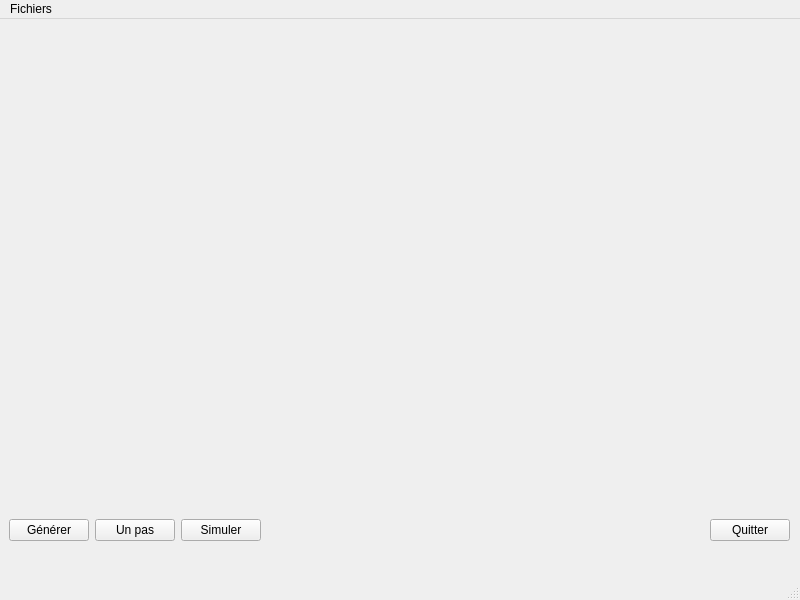
Above: interface.ui from QuentinVintras/ANT_Project before the change. Below: the same form after it.
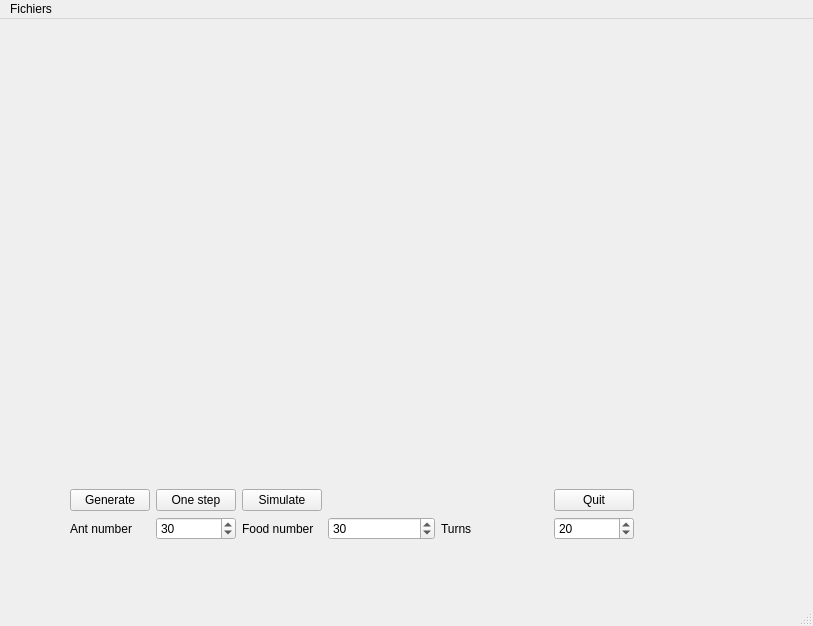
That is the form after the change.

What changed in the file:
```diff
--- a/interface.ui
+++ b/interface.ui
@@ -6,8 +6,8 @@
    <rect>
     <x>0</x>
     <y>0</y>
-    <width>800</width>
-    <height>600</height>
+    <width>813</width>
+    <height>626</height>
    </rect>
   </property>
   <property name="windowTitle">
@@ -27,17 +27,38 @@
    <widget class="QWidget" name="layoutWidget">
     <property name="geometry">
      <rect>
-      <x>9</x>
-      <y>500</y>
-      <width>781</width>
-      <height>29</height>
+      <x>70</x>
+      <y>470</y>
+      <width>564</width>
+      <height>101</height>
      </rect>
     </property>
-    <layout class="QHBoxLayout" name="horizontalLayout">
+    <layout class="QGridLayout" name="gridLayout">
      <property name="sizeConstraint">
       <enum>QLayout::SetMinAndMaxSize</enum>
      </property>
-     <item>
+     <item row="0" column="2">
+      <widget class="QPushButton" name="bouton_sim">
+       <property name="text">
+        <string>Simulate</string>
+       </property>
+      </widget>
+     </item>
+     <item row="1" column="0">
+      <widget class="QLabel" name="label">
+       <property name="text">
+        <string>Ant number</string>
+       </property>
+      </widget>
+     </item>
+     <item row="0" column="1">
+      <widget class="QPushButton" name="bouton_pas">
+       <property name="text">
+        <string>One step</string>
+       </property>
+      </widget>
+     </item>
+     <item row="0" column="0">
       <widget class="QPushButton" name="bouton_gen">
        <property name="sizePolicy">
         <sizepolicy hsizetype="Minimum" vsizetype="Fixed">
@@ -46,44 +67,87 @@
         </sizepolicy>
        </property>
        <property name="text">
-        <string>Générer</string>
+        <string>Generate</string>
        </property>
       </widget>
      </item>
-     <item>
-      <widget class="QPushButton" name="bouton_pas">
+     <item row="1" column="3">
+      <widget class="QSpinBox" name="food_num">
+       <property name="minimum">
+        <number>1</number>
+       </property>
+       <property name="value">
+        <number>30</number>
+       </property>
+      </widget>
+     </item>
+     <item row="1" column="1">
+      <widget class="QSpinBox" name="ant_num">
+       <property name="minimum">
+        <number>1</number>
+       </property>
+       <property name="value">
+        <number>30</number>
+       </property>
+      </widget>
+     </item>
+     <item row="1" column="4">
+      <widget class="QLabel" name="label_3">
        <property name="text">
-        <string>Un pas</string>
+        <string>Turns</string>
        </property>
       </widget>
      </item>
-     <item>
-      <widget class="QPushButton" name="bouton_sim">
+     <item row="1" column="2">
+      <widget class="QLabel" name="label_2">
        <property name="text">
-        <string>Simuler</string>
+        <string>Food number</string>
        </property>
       </widget>
      </item>
-     <item>
-      <spacer name="horizontalSpacer">
-       <property name="orientation">
-        <enum>Qt::Horizontal</enum>
+     <item row="1" column="5">
+      <widget class="QSpinBox" name="nb_turns">
+       <property name="minimum">
+        <number>1</number>
        </property>
-       <property name="sizeHint" stdset="0">
-        <size>
-         <width>218</width>
-         <height>20</height>
-        </size>
+       <property name="value">
+        <number>20</number>
        </property>
-      </spacer>
+      </widget>
      </item>
-     <item>
+     <item row="0" column="5">
       <widget class="QPushButton" name="bouton_qui">
        <property name="text">
-        <string>Quitter</string>
+        <string>Quit</string>
        </property>
       </widget>
      </item>
+     <item row="0" column="4">
+      <spacer name="horizontalSpacer">
+       <property name="orientation">
+        <enum>Qt::Horizontal</enum>
+       </property>
+       <property name="sizeHint" stdset="0">
+        <size>
+         <width>218</width>
+         <height>20</height>
+        </size>
+       </property>
+      </spacer>
+     </item>
+     <item row="0" column="3">
+      <spacer name="horizontalSpacer_2">
+       <property name="orientation">
+        <enum>Qt::Horizontal</enum>
+       </property>
+       <property name="sizeHint" stdset="0">
+        <size>
+         <width>218</width>
+         <height>20</height>
+        </size>
+       </property>
+      </spacer>
+     </item>
     </layout>
    </widget>
   </widget>
@@ -92,8 +156,8 @@
     <rect>
      <x>0</x>
      <y>0</y>
-     <width>800</width>
-     <height>21</height>
+     <width>813</width>
+     <height>22</height>
     </rect>
    </property>
    <widget class="QMenu" name="menuFichiers">
```
